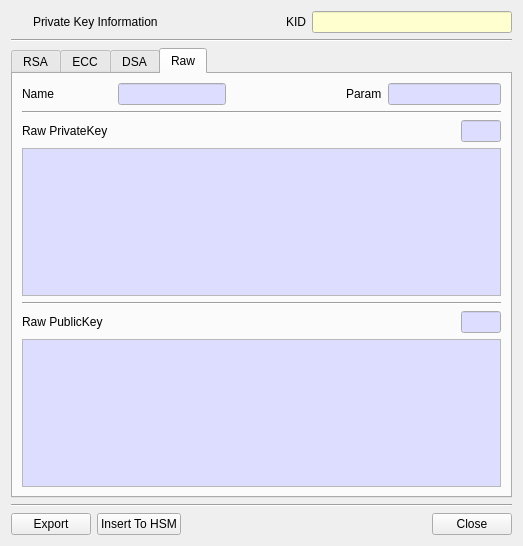
jykim74/CertMan, file CertMan/pri_key_info_dlg.ui: the form before one commit.
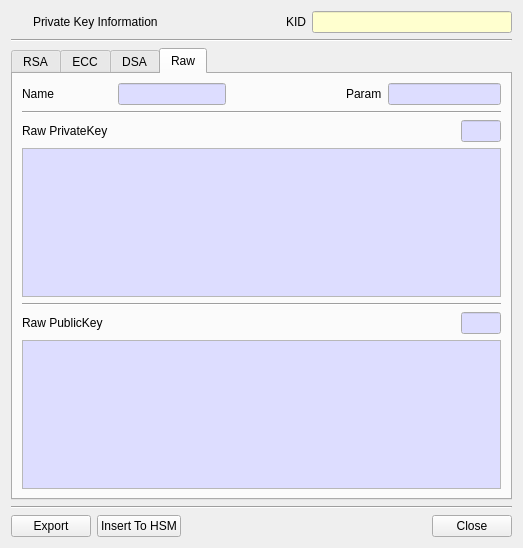
The form after the commit. Icons and pictures are not drawn.

Commit message: UI 개선

Diff of the .ui file:
```diff
--- a/CertMan/pri_key_info_dlg.ui
+++ b/CertMan/pri_key_info_dlg.ui
@@ -7,7 +7,7 @@
     <x>0</x>
     <y>0</y>
     <width>523</width>
-    <height>546</height>
+    <height>548</height>
    </rect>
   </property>
   <property name="windowTitle">
```
Left out of the diff: 4 changed lines with no effect on the pictures. The commit also changes 6 other files.
